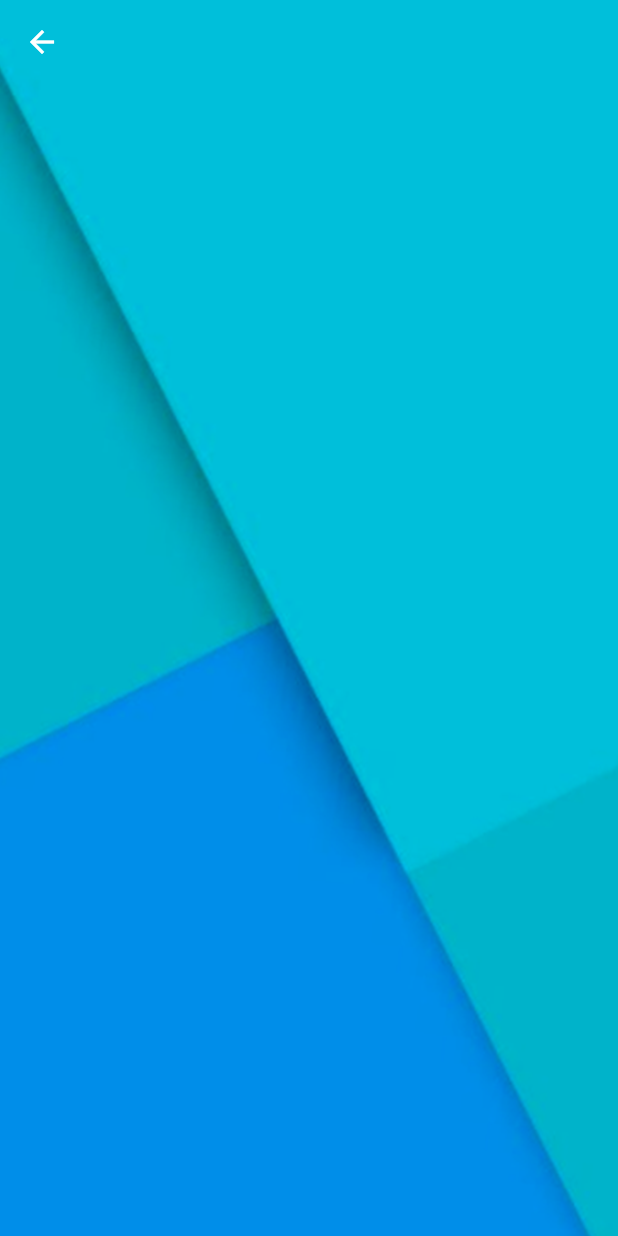
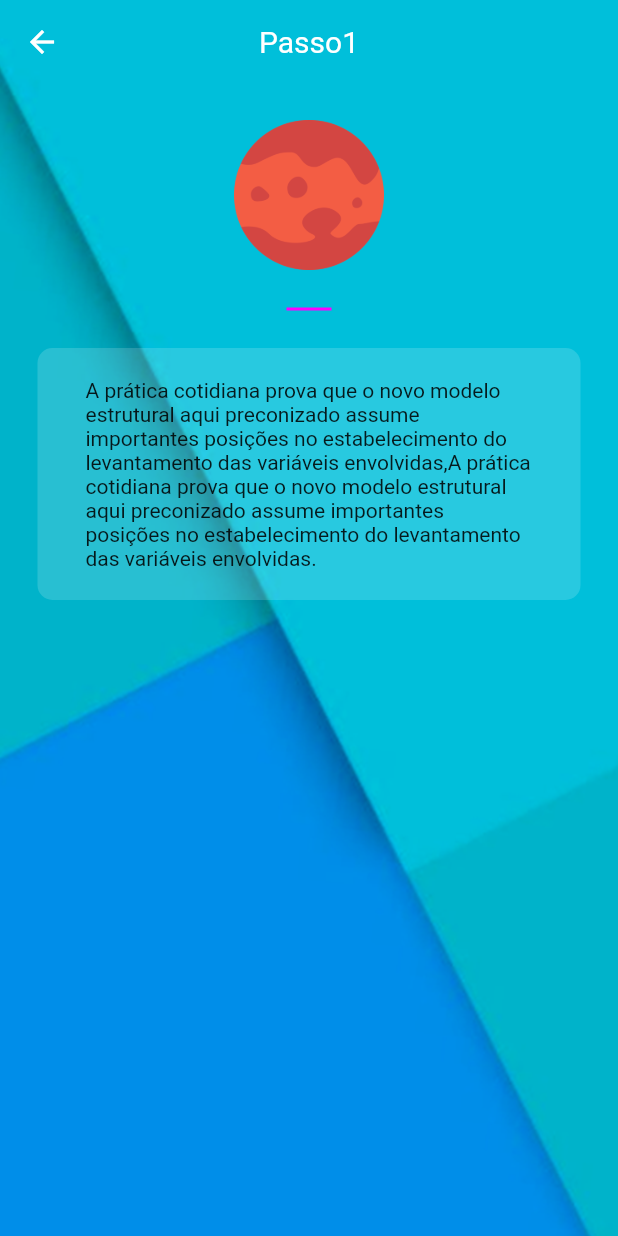
Before and after one commit to adhmattheus/projeto_tcc_bNutri, a Flutter app: the InfoPage screen opened directly, on a phone screen of 412 x 824 dp. Run offline on Flutter 3.47's test engine with Material 2 defaults, Android fonts, the phone set to English and light mode, and no system bars; our stand-ins replace curved_navigation_bar; missing offline and left inert: vertical_card_pager.

Commit message:
página de detalhes

```diff
--- a/lib/main.dart
+++ b/lib/main.dart
@@ -1,5 +1,6 @@
 // ignore_for_file: prefer_const_constructors
 
+import 'package:b_nutri/modules/info/info_page.dart';
 import 'package:b_nutri/modules/wrapper.dart';
 import 'package:flutter/material.dart';
 
--- a/lib/modules/info/info_page.dart
+++ b/lib/modules/info/info_page.dart
@@ -1,7 +1,9 @@
 import 'package:flutter/material.dart';
 
 class InfoPage extends StatefulWidget {
-  const InfoPage({Key? key}) : super(key: key);
+  const InfoPage({
+    Key? key,
+  }) : super(key: key);
 
   @override
   State<InfoPage> createState() => _InfoPageState();
@@ -15,16 +17,62 @@ class _InfoPageState extends State<InfoPage> {
       appBar: AppBar(
         backgroundColor: Colors.transparent,
         elevation: 0,
+        centerTitle: true,
+        title: RichText(
+          textAlign: TextAlign.center,
+          text: TextSpan(
+            text: 'Passo1',
+            style: TextStyle(fontSize: 20),
+          ),
+        ),
         leading: BackButton(),
       ),
       body: Container(
+          padding: EdgeInsets.only(top: 80),
           width: double.infinity,
           height: double.infinity,
           decoration: const BoxDecoration(
             image: DecorationImage(
                 image: AssetImage('assets/imgs/home.png'), fit: BoxFit.cover),
           ),
+          child: Column(
+            children: [
+              Container(
+                decoration: const BoxDecoration(
+                  image: DecorationImage(
+                      image: AssetImage('assets/imgs/mars.png'),
+                      fit: BoxFit.cover),
                 ),
+                height: 100.0,
+                width: 100.0,
+              ),
+              Container(
+                padding: new EdgeInsets.symmetric(vertical: 25.0),
+                child: Column(
+                  children: [
+                    Container(
+                      height: 2.0,
+                      width: 30.0,
+                      color: Color.fromARGB(255, 255, 0, 255),
+                    ),
+                    Container(
+                      margin: EdgeInsets.all(25),
+
+                      padding: new EdgeInsets.symmetric(
+                          horizontal: 32.0, vertical: 20),
+                      child: Text(
+                          'A prática cotidiana prova que o novo modelo estrutural aqui preconizado assume importantes posições no estabelecimento do levantamento das variáveis envolvidas,A prática cotidiana prova que o novo modelo estrutural aqui preconizado assume importantes posições no estabelecimento do levantamento das variáveis envolvidas.'),
+                      decoration: BoxDecoration(
+                        borderRadius: BorderRadius.circular(10),
+                        color: Color.fromARGB(40, 255, 255, 255),
+                      ), // radius of 10
+                    ),
+                    // green as background color
+                  ],
+                ),
+              )
+            ],
+          )),
     );
   }
 }
--- a/lib/modules/listas/leiteList.dart
+++ b/lib/modules/listas/leiteList.dart
@@ -13,5 +13,4 @@ final List<CardItem> leitelist = [
     info: "Informações sobre a extração",
     image: "assets/imgs/moon.png",
   ),
-
 ];
```
Also changed, not shown: lib/modules/home/home_page.dart (+66 -0 lines). Lines whose indentation alone changed are shown as unchanged.
